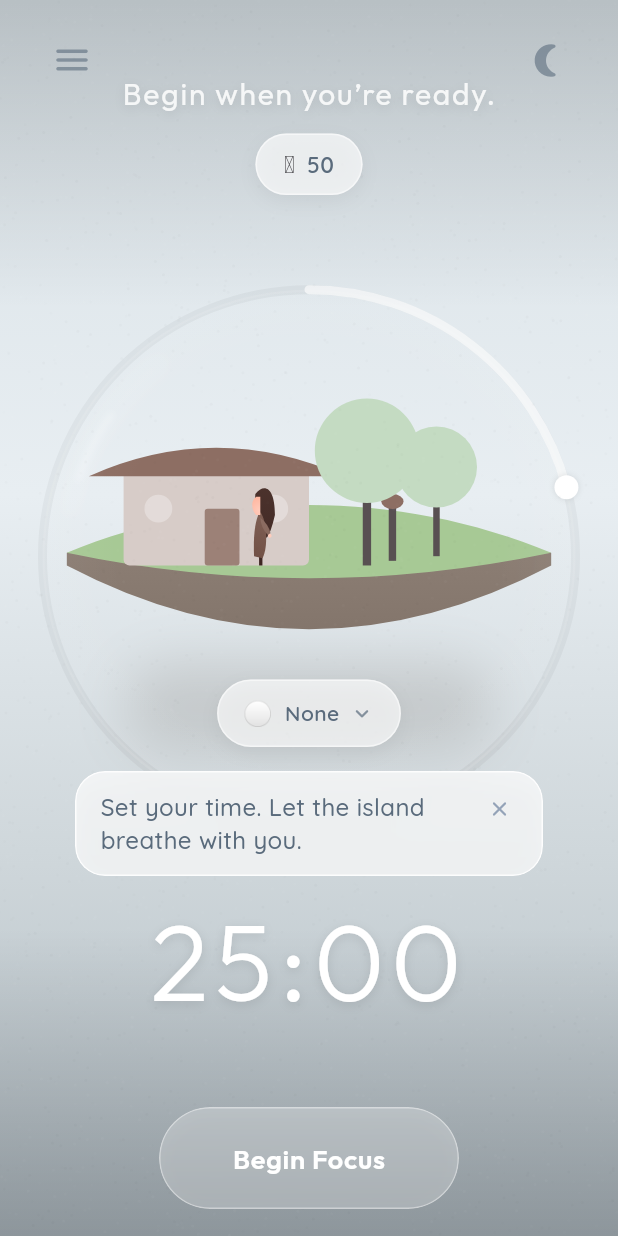
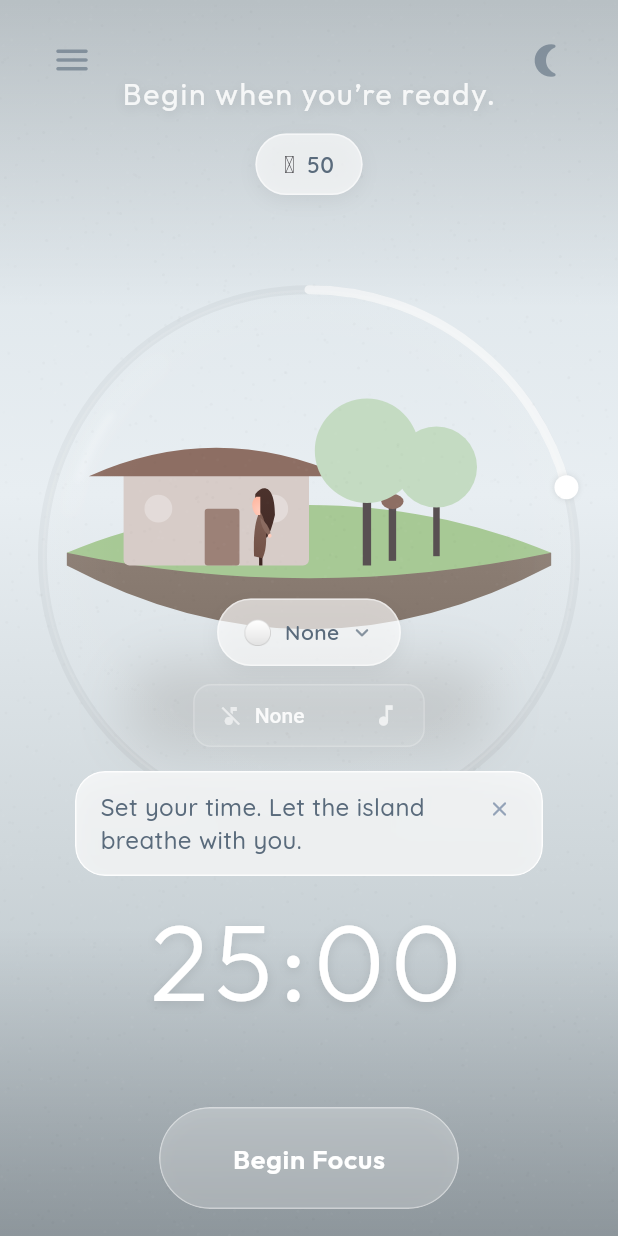
Before and after one commit to AhmadFaiqAisyAfrah/Island-App, a Flutter app: the HomeScreen screen opened directly, on a phone screen of 412 x 824 dp. Run offline on Flutter 3.47's test engine with Material 3 defaults, Android fonts, the phone set to English and light mode, and no system bars; our stand-ins replace audioplayers, emoji_picker_flutter, firebase_auth, firebase_core, fl_chart, flutter_riverpod and 3 more; accounts and stored records are empty.

Commit message:
nambahin 2 musik dengan suara yang sudah jernih

```diff
--- a/lib/features/home/presentation/home_screen.dart
+++ b/lib/features/home/presentation/home_screen.dart
@@ -18,11 +18,10 @@ import 'star_scatter.dart';
 import 'dart:math' as math;
 import '../../shop/data/currency_provider.dart';
 import '../../shop/presentation/shop_screen.dart';
-import '../../music/presentation/music_button.dart';
 import '../../archipelago/data/archipelago_provider.dart';
 import '../../tags/presentation/tags_provider.dart';
-import '../../music/presentation/music_button.dart';
-import '../../music/data/audio_service.dart'; // Import Provider
+import '../../music/presentation/music_dropdown.dart';
+import '../../../services/music_service.dart';
 import '../../tags/presentation/tag_selector.dart';
 
 class HomeScreen extends ConsumerStatefulWidget {
@@ -38,6 +37,7 @@ class _HomeScreenState extends ConsumerState<HomeScreen> with WidgetsBindingObse
   Timer? _quoteRotationTimer;
   DateTime? _pausedAt;
   bool _showFocusHint = false;
+  String _selectedMusic = 'None'; // Track selected music: None, Rainy Vibes, Forest Vibes
 
   @override
   void initState() {
@@ -126,6 +126,8 @@ class _HomeScreenState extends ConsumerState<HomeScreen> with WidgetsBindingObse
       // STOP/PAUSE FOCUS
        else if (previous?.status == TimerStatus.running && next.status != TimerStatus.running) {
           _stopFocusRotation();
+          // Stop music when focus stops
+          MusicService.instance.stop();
           if (next.status == TimerStatus.idle) {
              setState(() => _currentQuote = QuotesRepository.getDashboardHeadline());
           }
@@ -427,6 +429,20 @@ class _HomeScreenState extends ConsumerState<HomeScreen> with WidgetsBindingObse
                           children: [
                              // TAG SELECTOR (Intention) - Fades out when focusing
                              TagSelector(isFocusing: isFocusing),
+
+                              // MUSIC DROPDOWN (None / Rainy Vibes / Forest Vibes)
+                              if (!isFocusing) ...[
+                                const SizedBox(height: 12),
+                                MusicDropdown(
+                                  initialValue: _selectedMusic,
+                                  onMusicSelected: (music) {
+                                    setState(() {
+                                      _selectedMusic = music;
+                                    });
+                                  },
+                                ),
+                              ],
+
                              if (!isFocusing && _showFocusHint) ...[
                               const SizedBox(height: 16),
                               GlassHint(
@@ -474,15 +490,29 @@ class _HomeScreenState extends ConsumerState<HomeScreen> with WidgetsBindingObse
                                         themeState: themeState,
                                         onTap: () {
                                           if (isFocusing) {
+                                            // STOP FOCUS
                                             ref.read(timerProvider.notifier).reset();
-                                            // AUDIO FROZEN FOR MVP
-                                            // ref.read(audioServiceProvider).disable();
+                                            // Stop music when focus ends
+                                            MusicService.instance.stop();
                                           } else {
+                                            // START FOCUS
                                             ref.read(timerProvider.notifier).start();
-                                            // AUDIO FROZEN FOR MVP
-                                            // if (ref.read(audioEnabledProvider)) {
-                                            //    ref.read(audioServiceProvider).enable();
-                                            // }
+                                            // Start music based on selection
+                                            MusicService.instance.stop(); // Reset first
+                                            switch (_selectedMusic) {
+                                              case 'Rainy Vibes':
+                                                MusicService.instance.switchTrack(MusicTrack.rainy);
+                                                MusicService.instance.playCurrentTrack();
+                                                break;
+                                              case 'Forest Vibes':
+                                                MusicService.instance.switchTrack(MusicTrack.forest);
+                                                MusicService.instance.playCurrentTrack();
+                                                break;
+                                              case 'None':
+                                              default:
+                                                // No music selected, do nothing
+                                                break;
+                                            }
                                           }
                                         },
                                       ),
--- /dev/null
+++ b/lib/features/music/presentation/music_dropdown.dart
@@ -0,0 +1,130 @@
+import 'package:flutter/material.dart';
+import '../../../../services/music_service.dart';
+
+/// Dropdown music selector with None, Rainy Vibes, and Forest Vibes options.
+///
+/// CRITICAL: This widget ONLY updates the selected music state.
+/// It does NOT start audio playback.
+/// Audio is started by the parent when focus begins.
+class MusicDropdown extends StatefulWidget {
+  final Function(String) onMusicSelected;
+  final String initialValue;
+
+  const MusicDropdown({
+    super.key,
+    required this.onMusicSelected,
+    this.initialValue = 'None',
+  });
+
+  @override
+  State<MusicDropdown> createState() => _MusicDropdownState();
+}
+
+class _MusicDropdownState extends State<MusicDropdown> {
+  late String _selectedValue;
+
+  @override
+  void initState() {
+    super.initState();
+    _selectedValue = widget.initialValue;
+  }
+
+  @override
+  Widget build(BuildContext context) {
+    return StreamBuilder<bool>(
+      stream: MusicService.instance.playingStream,
+      initialData: MusicService.instance.isPlaying,
+      builder: (context, snapshot) {
+        final isPlaying = snapshot.data ?? false;
+
+        return Container(
+          padding: const EdgeInsets.symmetric(horizontal: 16, vertical: 8),
+          decoration: BoxDecoration(
+            color: isPlaying
+                ? Colors.white.withOpacity(0.15)
+                : Colors.white.withOpacity(0.08),
+            borderRadius: BorderRadius.circular(12),
+            border: Border.all(
+              color: isPlaying
+                  ? Colors.white.withOpacity(0.4)
+                  : Colors.white.withOpacity(0.2),
+              width: 1,
+            ),
+          ),
+          child: DropdownButtonHideUnderline(
+            child: DropdownButton<String>(
+              value: _selectedValue,
+              isDense: true,
+              icon: Icon(
+                Icons.music_note,
+                color: Colors.white.withOpacity(0.7),
+                size: 18,
+              ),
+              dropdownColor: Colors.black.withOpacity(0.85),
+              style: TextStyle(
+                color: Colors.white.withOpacity(0.9),
+                fontSize: 14,
+                fontWeight: FontWeight.w500,
+              ),
+              items: [
+                DropdownMenuItem(
+                  value: 'None',
+                  child: Row(
+                    children: [
+                      Icon(
+                        Icons.music_off,
+                        color: Colors.white.withOpacity(0.6),
+                        size: 16,
+                      ),
+                      const SizedBox(width: 8),
+                      const Text('None'),
+                    ],
+                  ),
+                ),
+                DropdownMenuItem(
+                  value: 'Rainy Vibes',
+                  child: Row(
+                    children: [
+                      Icon(
+                        Icons.water_drop,
+                        color: Colors.white.withOpacity(0.8),
+                        size: 16,
+                      ),
+                      const SizedBox(width: 8),
+                      const Text('Rainy Vibes'),
+                    ],
+                  ),
+                ),
+                DropdownMenuItem(
+                  value: 'Forest Vibes',
+                  child: Row(
+                    children: [
+                      Icon(
+                        Icons.forest,
+                        color: Colors.white.withOpacity(0.8),
+                        size: 16,
+                      ),
+                      const SizedBox(width: 8),
+                      const Text('Forest Vibes'),
+                    ],
+                  ),
+                ),
+              ],
+              onChanged: (value) {
+                if (value == null) return;
+
+                setState(() {
+                  _selectedValue = value;
+                });
+
+                // ONLY notify parent of selection change
+                // DO NOT play audio here
+                widget.onMusicSelected(value);
+              },
+            ),
+          ),
+        );
+      },
+    );
+  }
+}
--- a/lib/main.dart
+++ b/lib/main.dart
@@ -8,6 +8,7 @@ import 'package:shared_preferences/shared_preferences.dart';
 import 'features/archipelago/data/archipelago_repository.dart';
 import 'features/archipelago/data/archipelago_provider.dart';
 import 'core/data/shared_preferences_provider.dart';
+import 'services/music_service.dart';
 
 void main() async {
   WidgetsFlutterBinding.ensureInitialized();
@@ -15,6 +16,10 @@ void main() async {
 
   final prefs = await SharedPreferences.getInstance();
   final repository = ArchipelagoRepository(prefs);
+
+  // Initialize MusicService (singleton, non-blocking)
+  // Audio will be preloaded and ready for playback
+  MusicService().init();
 
   runApp(
     ProviderScope(
```
Also changed, not shown: lib/features/music/data/audio_service.dart (deleted, +0 -111 lines), lib/features/music/presentation/music_button.dart (deleted, +0 -80 lines), lib/services/music_service.dart (added, +182 -0 lines), 2 other files. Lines whose indentation alone changed are shown as unchanged.
